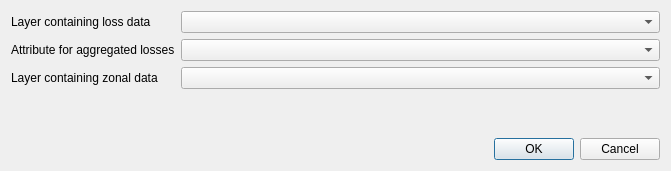
gem/oq-irmt-qgis, file svir/ui_select_layers_to_join.ui: the form before one commit.
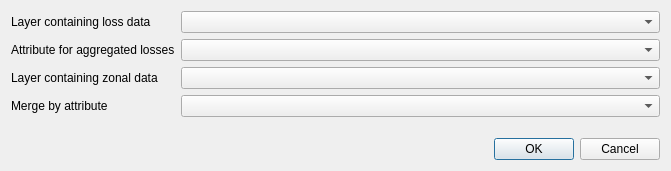
The form after the commit.

Commit message: The user can select the attribute for merging; info messages disappear after 5s

```diff
--- a/svir/ui_select_layers_to_join.ui
+++ b/svir/ui_select_layers_to_join.ui
@@ -55,6 +55,16 @@
      <item row="2" column="1">
       <widget class="QComboBox" name="aggr_loss_attr_cbox"/>
      </item>
+     <item row="4" column="0">
+      <widget class="QLabel" name="label">
+       <property name="text">
+        <string>Merge by attribute</string>
+       </property>
+      </widget>
+     </item>
+     <item row="4" column="1">
+      <widget class="QComboBox" name="merge_attr_cbx"/>
+     </item>
     </layout>
    </item>
    <item row="1" column="0">
```
Left out of the diff: 2 changed lines with no effect on the pictures. The commit also changes 3 other files.
